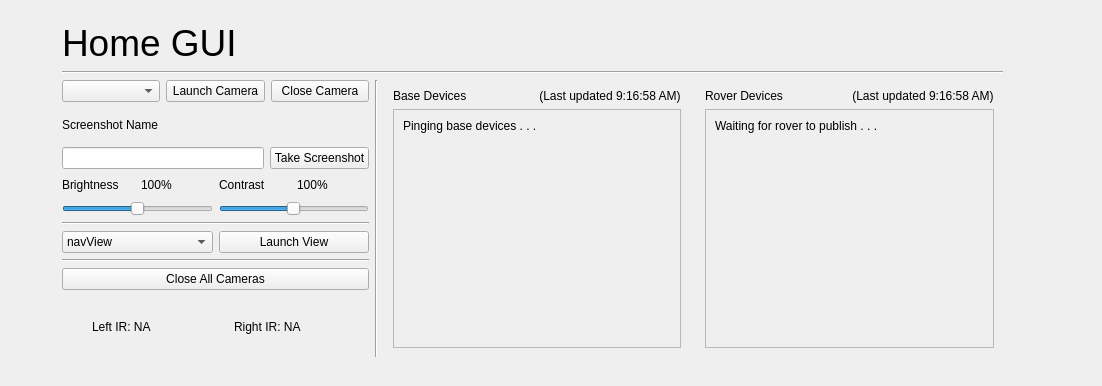
Above: mars_ws/src/home_gui/home_gui.ui from BYUMarsRover/Autonomy-ROS2 before the change. Below: the same form after it.
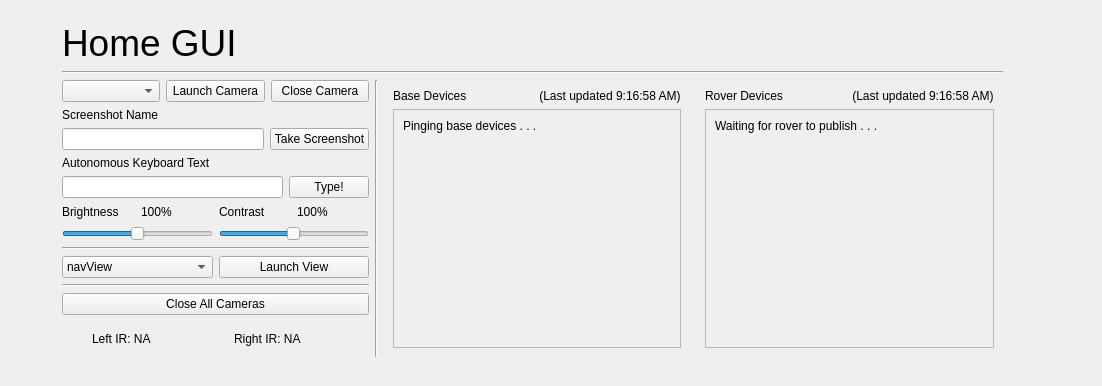
That is the form after the change.

Commit message: feat: getting the ids lined up

```diff
--- a/mars_ws/src/home_gui/home_gui.ui
+++ b/mars_ws/src/home_gui/home_gui.ui
@@ -111,6 +111,31 @@
              </item>
             </layout>
            </item>
+           <item>
+            <layout class="QVBoxLayout" name="verticalLayout_7">
+             <item>
+              <widget class="QLabel" name="label_5">
+               <property name="text">
+                <string>Autonomous Keyboard Text</string>
+               </property>
+              </widget>
+             </item>
+             <item>
+              <layout class="QHBoxLayout" name="horizontalLayout_2">
+               <item>
+                <widget class="QLineEdit" name="autonomousKeyboardLineEdit"/>
+               </item>
+               <item>
+                <widget class="QPushButton" name="autonomousKeyboardButton">
+                 <property name="text">
+                  <string>Type!</string>
+                 </property>
+                </widget>
+               </item>
+              </layout>
+             </item>
+            </layout>
+           </item>
            <item>
             <layout class="QHBoxLayout" name="horizontalLayout_8">
              <item>
```
Left out of the diff: 2 changed lines with no effect on the pictures. The commit also changes 1 other file.
